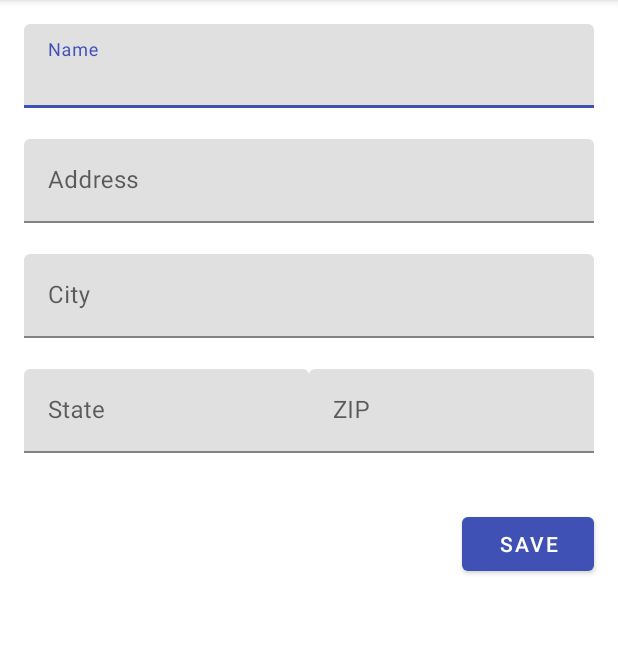
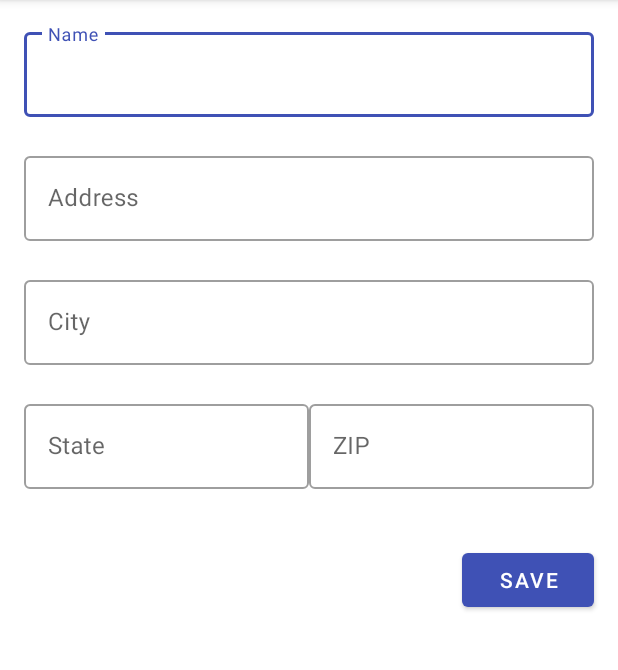
Before and after one commit to flaviokreis/android-study-2020, an Android app: the screen it shows after launch (ShippingInfoActivity), on a phone screen of 412 x 824 dp, the part 84-754 px from its top. Run offline under Robolectric (Android 15) with nearby library versions, the phone set to English and light mode, and no system bars.

Commit message:
Update text inputs layout to outline box

```diff
--- a/shipping/app/src/main/res/layout/shipping_info_activity.xml
+++ b/shipping/app/src/main/res/layout/shipping_info_activity.xml
@@ -17,6 +17,7 @@
         android:id="@+id/name_text_input"
         android:layout_width="match_parent"
         android:layout_height="wrap_content"
+        style="@style/Widget.MaterialComponents.TextInputLayout.OutlinedBox"
         app:errorEnabled="true">
 
       <com.google.android.material.textfield.TextInputEditText
@@ -30,6 +31,7 @@
         android:id="@+id/address_text_input"
         android:layout_width="match_parent"
         android:layout_height="wrap_content"
+        style="@style/Widget.MaterialComponents.TextInputLayout.OutlinedBox"
         app:errorEnabled="true">
 
       <com.google.android.material.textfield.TextInputEditText
@@ -43,6 +45,7 @@
         android:id="@+id/city_text_input"
         android:layout_width="match_parent"
         android:layout_height="wrap_content"
+        style="@style/Widget.MaterialComponents.TextInputLayout.OutlinedBox"
         app:errorEnabled="true">
 
       <com.google.android.material.textfield.TextInputEditText
@@ -62,6 +65,7 @@
           android:layout_width="match_parent"
           android:layout_height="wrap_content"
           android:layout_weight=".5"
+          style="@style/Widget.MaterialComponents.TextInputLayout.OutlinedBox"
           app:errorEnabled="true">
 
         <com.google.android.material.textfield.TextInputEditText
@@ -76,6 +80,7 @@
           android:layout_width="match_parent"
           android:layout_height="wrap_content"
           android:layout_weight=".5"
+          style="@style/Widget.MaterialComponents.TextInputLayout.OutlinedBox"
           app:errorEnabled="true">
 
         <com.google.android.material.textfield.TextInputEditText
```
